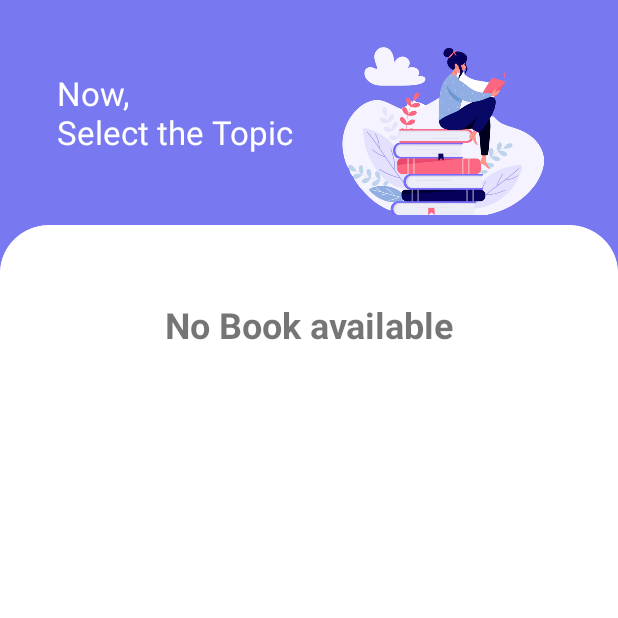
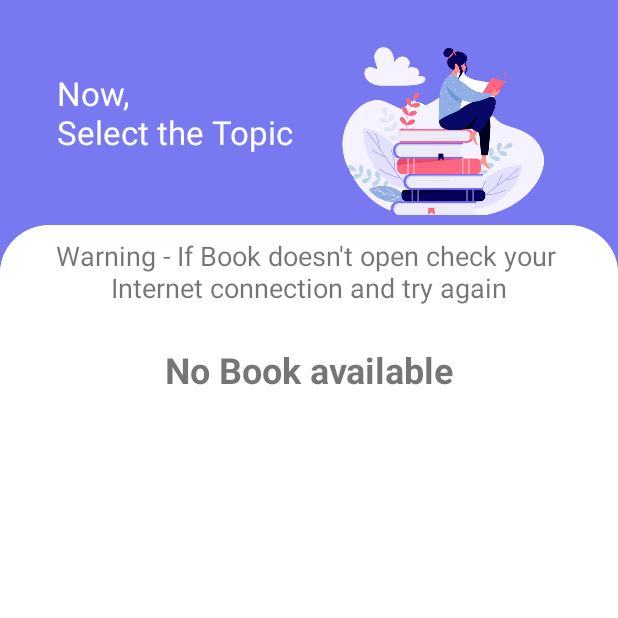
Before and after one commit to Jayant-001/Pocket-Library, an Android app: the BooksActivity screen opened directly, with no data from a screen before it, on a phone screen of 412 x 824 dp, the top half of it. Run offline under Robolectric (Android 15) with nearby library versions, the phone set to English and light mode, and no system bars; our stand-ins replace Firebase (no records; nobody signed in at launch, a user with empty details on screens opened directly); 1 statement that could not run was skipped.

Commit message:
final commit

```diff
--- a/app/src/main/res/layout/activity_books.xml
+++ b/app/src/main/res/layout/activity_books.xml
@@ -11,20 +11,20 @@
         android:id="@+id/layout1"
         android:layout_width="match_parent"
         android:layout_height="wrap_content"
+        android:gravity="center"
         android:orientation="horizontal"
         app:layout_constraintLeft_toLeftOf="parent"
         app:layout_constraintRight_toRightOf="parent"
-        android:gravity="center"
         app:layout_constraintTop_toTopOf="parent">
 
         <TextView
             android:layout_width="wrap_content"
             android:layout_height="wrap_content"
+            android:layout_marginLeft="12dp"
+            android:layout_marginRight="10dp"
             android:text="Now,\nSelect the Topic"
-            android:layout_marginRight="10dp"
-            android:textSize="22sp"
-            android:layout_marginLeft="12dp"
-            android:textColor="@color/white" />
+            android:textColor="@color/white"
+            android:textSize="22sp" />
 
         <ImageView
             android:layout_width="180dp"
@@ -36,27 +36,39 @@
     <androidx.constraintlayout.widget.ConstraintLayout
         android:layout_width="0dp"
         android:layout_height="0dp"
-        app:layout_constraintTop_toBottomOf="@id/layout1"
         android:background="@drawable/rec"
+        app:layout_constraintBottom_toBottomOf="parent"
         app:layout_constraintLeft_toLeftOf="parent"
         app:layout_constraintRight_toRightOf="parent"
-        app:layout_constraintBottom_toBottomOf="parent">
+        app:layout_constraintTop_toBottomOf="@id/layout1">
 
         <TextView
-            android:textStyle="bold"
-            app:layout_constraintTop_toTopOf="parent"
-            app:layout_constraintRight_toRightOf="parent"
-            app:layout_constraintLeft_toLeftOf="parent"
-            android:layout_marginTop="50dp"
-            android:textSize="24sp"
             android:layout_width="wrap_content"
             android:layout_height="wrap_content"
-            android:text="No Book available"/>
+            android:gravity="center"
+            android:layout_marginTop="8dp"
+            android:text="Warning - If Book doesn't open check your \nInternet connection and try again"
+            android:textSize="18sp"
+            app:layout_constraintLeft_toLeftOf="parent"
+            app:layout_constraintRight_toRightOf="parent"
+            app:layout_constraintTop_toTopOf="parent" />
+
+        <TextView
+            android:layout_width="wrap_content"
+            android:layout_height="wrap_content"
+            android:layout_marginTop="80dp"
+            android:text="No Book available"
+            android:textSize="24sp"
+            android:textStyle="bold"
+            app:layout_constraintLeft_toLeftOf="parent"
+            app:layout_constraintRight_toRightOf="parent"
+            app:layout_constraintTop_toTopOf="parent" />
 
         <androidx.recyclerview.widget.RecyclerView
             android:id="@+id/book_recyclerView"
             android:layout_width="0dp"
             android:layout_height="0dp"
+            android:layout_marginTop="40dp"
             app:layout_constraintBottom_toBottomOf="parent"
             app:layout_constraintLeft_toLeftOf="parent"
             app:layout_constraintRight_toRightOf="parent"
--- a/app/src/main/res/layout/activity_form.xml
+++ b/app/src/main/res/layout/activity_form.xml
@@ -93,10 +93,12 @@
 
         <Button
             android:id="@+id/btn_save"
+            android:padding="10dp"
             android:layout_width="wrap_content"
             android:layout_height="wrap_content"
             android:layout_marginTop="30dp"
             android:text="Continue"
+            android:backgroundTint="#7879F1"
             app:layout_constraintEnd_toEndOf="parent"
             app:layout_constraintStart_toStartOf="parent"
             app:layout_constraintTop_toBottomOf="@id/user_input_sp_sem" />
```
